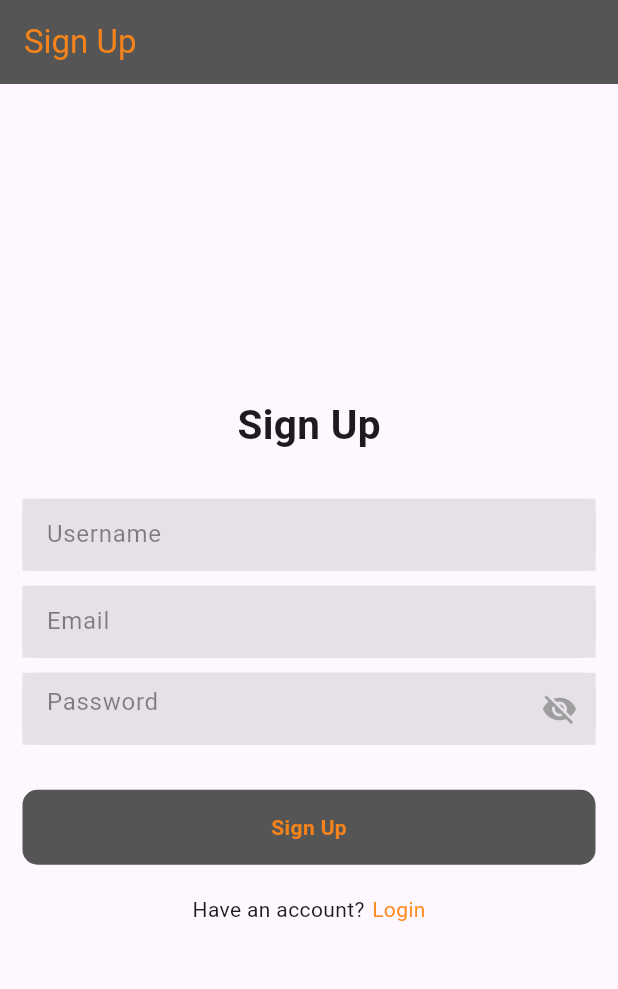
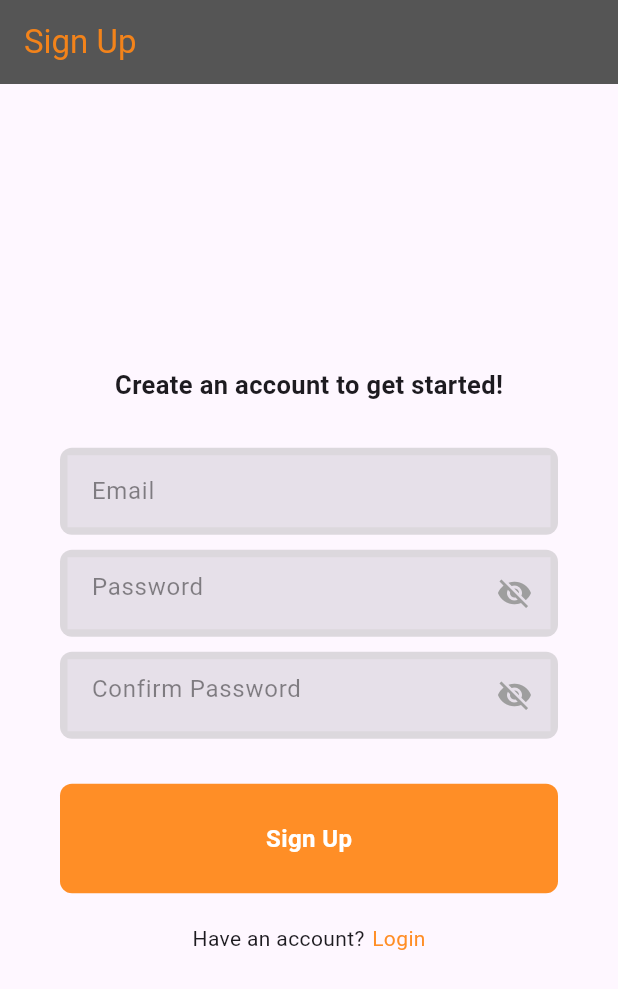
Before and after one commit to Walt-20/fusion-workout-flutter-app, a Flutter app: the screen it shows after launch, after a tap on "Sign Up", on a phone screen of 412 x 824 dp. Shown: the top 989 px of the screen. Run offline on Flutter 3.47's test engine with Material 3 defaults, Android fonts, the phone set to English and light mode, and no system bars; our stand-ins replace cloud_firestore, firebase_auth, firebase_core; accounts and stored records are empty; network calls fail.

Commit message:
rearranged login and signup functionality

```diff
--- /dev/null
+++ b/lib/features/user_auth/firebase_auth_implementation/auth_page.dart
@@ -0,0 +1,26 @@
+// ignore_for_file: prefer_const_constructors
+
+import 'package:firebase_auth/firebase_auth.dart';
+import 'package:flutter/material.dart';
+import 'package:fusion_workouts/features/user_auth/presentation/pages/dashboard_page.dart';
+import 'package:fusion_workouts/features/user_auth/presentation/pages/login_or_signup_page.dart';
+
+class AuthPage extends StatelessWidget {
+  const AuthPage({super.key});
+
+  @override
+  Widget build(BuildContext context) {
+    return Scaffold(
+      body: StreamBuilder<User?>(
+        stream: FirebaseAuth.instance.authStateChanges(),
+        builder: (context, snapshot) {
+          if (snapshot.hasData) {
+            return DashboardPage();
+          } else {
+            return LoginOrSignupPage();
+          }
+        },
+      ),
+    );
+  }
+}
--- /dev/null
+++ b/lib/features/user_auth/firebase_auth_implementation/entry.dart
@@ -0,0 +1,23 @@
+class Entry {
+  final String username;
+  final String email;
+  final String name;
+  final String phoneNumber;
+  final String age;
+  final String sex;
+  final String weight;
+  final String height;
+  final String availability;
+
+  Entry({
+    required this.username,
+    required this.email,
+    required this.name,
+    required this.phoneNumber,
+    required this.age,
+    required this.sex,
+    required this.weight,
+    required this.height,
+    required this.availability,
+  });
+}
--- /dev/null
+++ b/lib/features/user_auth/presentation/pages/login_or_signup_page.dart
@@ -0,0 +1,33 @@
+import 'package:flutter/material.dart';
+import 'package:fusion_workouts/features/user_auth/presentation/pages/login_page.dart';
+import 'package:fusion_workouts/features/user_auth/presentation/pages/signup_page.dart';
+
+class LoginOrSignupPage extends StatefulWidget {
+  const LoginOrSignupPage({super.key});
+
+  @override
+  State<LoginOrSignupPage> createState() => _LoginOrSignupPageState();
+}
+
+class _LoginOrSignupPageState extends State<LoginOrSignupPage> {
+  bool showLoginPage = true;
+
+  void togglePages() {
+    setState(() {
+      showLoginPage = !showLoginPage;
+    });
+  }
+
+  @override
+  Widget build(BuildContext context) {
+    if (showLoginPage) {
+      return LoginPage(
+        onTap: togglePages,
+      );
+    } else {
+      return SignUpPage(
+        onTap: togglePages,
+      );
+    }
+  }
+}
--- a/lib/features/user_auth/presentation/pages/login_page.dart
+++ b/lib/features/user_auth/presentation/pages/login_page.dart
@@ -1,15 +1,15 @@
 // ignore_for_file: prefer_const_constructors, prefer_const_literals_to_create_immutables
 
 import 'package:flutter/material.dart';
-import 'package:fusion_workouts/features/user_auth/presentation/pages/on_boarding.dart';
 import 'package:fusion_workouts/features/user_auth/presentation/widgets/form_container_widget.dart';
 import 'package:firebase_auth/firebase_auth.dart';
 import 'package:fusion_workouts/features/user_auth/firebase_auth_implementation/firebase_auth_services.dart';
-import 'dashboard.dart';
-import 'signup_page.dart';
+import 'package:fusion_workouts/features/user_auth/presentation/widgets/my_button.dart';
+import 'dashboard_page.dart';
 
 class LoginPage extends StatefulWidget {
-  const LoginPage({super.key});
+  final Function()? onTap;
+  const LoginPage({super.key, required this.onTap});
 
   @override
   State<LoginPage> createState() => _LoginPageState();
@@ -34,17 +34,19 @@ class _LoginPageState extends State<LoginPage> {
       body: Center(
         child: Padding(
           padding: const EdgeInsets.symmetric(horizontal: 15),
+          child: SingleChildScrollView(
             child: Column(
               mainAxisAlignment: MainAxisAlignment.center,
               children: [
                 Text(
-                "Login",
-                style: TextStyle(fontSize: 27, fontWeight: FontWeight.bold),
+                  "Welcome, get back to work!",
+                  style: TextStyle(fontSize: 17, fontWeight: FontWeight.bold),
                 ),
                 SizedBox(
                   height: 30,
                 ),
                 FormContainerWidget(
+                  fieldKey: Key("emailField"),
                   controller: _emailController,
                   hintText: "Email",
                   isPasswordField: false,
@@ -53,6 +55,7 @@ class _LoginPageState extends State<LoginPage> {
                   height: 10,
                 ),
                 FormContainerWidget(
+                  fieldKey: Key("passwordField"),
                   controller: _passwordController,
                   hintText: "Password",
                   isPasswordField: true,
@@ -60,25 +63,10 @@ class _LoginPageState extends State<LoginPage> {
                 SizedBox(
                   height: 30,
                 ),
-              GestureDetector(
-                key: Key('loginButton'),
+                MyButton(
+                  fieldKey: Key("loginButton"),
+                  text: "Login",
                   onTap: _login,
-                child: Container(
-                  width: double.infinity,
-                  height: 50,
-                  decoration: BoxDecoration(
-                    color: Color.fromARGB(255, 85, 85, 85),
-                    borderRadius: BorderRadius.circular(10),
-                  ),
-                  child: Center(
-                    child: Text(
-                      "Login",
-                      style: TextStyle(
-                          color: Color.fromARGB(237, 255, 134, 21),
-                          fontWeight: FontWeight.bold),
-                    ),
-                  ),
-                ),
                 ),
                 SizedBox(
                   height: 20,
@@ -92,12 +80,7 @@ class _LoginPageState extends State<LoginPage> {
                     ),
                     GestureDetector(
                       key: Key('signupButton'),
-                    onTap: () {
-                      Navigator.pushAndRemoveUntil(
-                          context,
-                          MaterialPageRoute(builder: (context) => SignUpPage()),
-                          (route) => false);
-                    },
+                      onTap: widget.onTap,
                       child: Text(
                         "Sign Up",
                         style: TextStyle(
@@ -111,6 +94,7 @@ class _LoginPageState extends State<LoginPage> {
             ),
           ),
         ),
+      ),
     );
   }
 
@@ -118,19 +102,34 @@ class _LoginPageState extends State<LoginPage> {
     String email = _emailController.text.trim();
     String password = _passwordController.text.trim();
 
+    showDialog(
+      context: context,
+      builder: (context) => Center(
+        child: CircularProgressIndicator(),
+      ),
+    );
+
     try {
       await _auth.signInWithEmailAndPassword(email, password);
-    } catch (e) {
-      print(e);
+      Navigator.pop(context);
+    } on FirebaseAuthException catch (e) {
+      Navigator.pop(context);
+      showAlertMessage(e.code);
+    }
   }
 
-    if (_auth.user != null) {
-      Navigator.pushAndRemoveUntil(
-          context,
-          MaterialPageRoute(builder: (context) => OnBoarding()),
-          (route) => false);
-    } else {
-      print("User Creation Failed");
+  void showAlertMessage(String message) {
+    showDialog(
+      context: context,
+      builder: (context) => AlertDialog(
+        backgroundColor: Color.fromARGB(237, 255, 134, 21),
+        title: Center(
+          child: Text(
+            message,
+            style: TextStyle(color: Colors.white),
+          ),
+        ),
+      ),
+    );
   }
 }
-}
--- a/lib/features/user_auth/presentation/pages/signup_page.dart
+++ b/lib/features/user_auth/presentation/pages/signup_page.dart
@@ -1,14 +1,18 @@
-// ignore_for_file: prefer_const_constructors, prefer_const_literals_to_create_immutables, prefer_final_fields
+// ignore_for_file: prefer_const_constructors, prefer_const_literals_to_create_immutables
 
-import 'package:firebase_auth/firebase_auth.dart';
 import 'package:flutter/material.dart';
-import 'package:fusion_workouts/features/user_auth/firebase_auth_implementation/firebase_auth_services.dart';
 import 'package:fusion_workouts/features/user_auth/presentation/pages/login_page.dart';
 import 'package:fusion_workouts/features/user_auth/presentation/pages/on_boarding.dart';
 import 'package:fusion_workouts/features/user_auth/presentation/widgets/form_container_widget.dart';
+import 'package:firebase_auth/firebase_auth.dart';
+import 'package:fusion_workouts/features/user_auth/firebase_auth_implementation/firebase_auth_services.dart';
+import 'package:fusion_workouts/features/user_auth/presentation/widgets/my_button.dart';
+import 'dashboard_page.dart';
+import 'signup_page.dart';
 
 class SignUpPage extends StatefulWidget {
-  const SignUpPage({super.key});
+  final Function()? onTap;
+  const SignUpPage({super.key, required this.onTap});
 
   @override
   State<SignUpPage> createState() => _SignUpPageState();
@@ -16,18 +20,10 @@ class SignUpPage extends StatefulWidget {
 
 class _SignUpPageState extends State<SignUpPage> {
   final FirebaseAuthService _auth = FirebaseAuthService();
-  TextEditingController _usernameController = TextEditingController();
-  TextEditingController _emailController = TextEditingController();
-  TextEditingController _passwordController = TextEditingController();
-
-  @override
-  void dispose() {
-    _usernameController.dispose();
-    _emailController.dispose();
-    _passwordController.dispose();
-    super.dispose();
-  }
-
+  final TextEditingController _emailController = TextEditingController();
+  final TextEditingController _passwordController = TextEditingController();
+  final TextEditingController _confirmPasswordController =
+      TextEditingController();
   @override
   Widget build(BuildContext context) {
     return Scaffold(
@@ -43,27 +39,18 @@ class _SignUpPageState extends State<SignUpPage> {
       body: Center(
         child: Padding(
           padding: const EdgeInsets.symmetric(horizontal: 15),
+          child: SingleChildScrollView(
             child: Column(
               mainAxisAlignment: MainAxisAlignment.center,
               children: [
                 Text(
-                "Sign Up",
-                style: TextStyle(fontSize: 27, fontWeight: FontWeight.bold),
+                  "Create an account to get started!",
+                  style: TextStyle(fontSize: 17, fontWeight: FontWeight.bold),
                 ),
                 SizedBox(
                   height: 30,
                 ),
                 FormContainerWidget(
-                key: Key('usernameField'),
-                controller: _usernameController,
-                hintText: "Username",
-                isPasswordField: false,
-              ),
-              SizedBox(
-                height: 10,
-              ),
-              FormContainerWidget(
-                key: Key('emailField'),
                   controller: _emailController,
                   hintText: "Email",
                   isPasswordField: false,
@@ -72,33 +59,24 @@ class _SignUpPageState extends State<SignUpPage> {
                   height: 10,
                 ),
                 FormContainerWidget(
-                key: Key('passwordField'),
                   controller: _passwordController,
                   hintText: "Password",
                   isPasswordField: true,
                 ),
                 SizedBox(
+                  height: 10,
+                ),
+                FormContainerWidget(
+                  controller: _confirmPasswordController,
+                  hintText: "Confirm Password",
+                  isPasswordField: true,
+                ),
+                SizedBox(
                   height: 30,
                 ),
-              GestureDetector(
-                key: Key('signupButton'),
+                MyButton(
+                  text: "Sign Up",
                   onTap: _signUp,
-                child: Container(
-                  width: double.infinity,
-                  height: 50,
-                  decoration: BoxDecoration(
-                    color: Color.fromARGB(255, 85, 85, 85),
-                    borderRadius: BorderRadius.circular(10),
-                  ),
-                  child: Center(
-                    child: Text(
-                      "Sign Up",
-                      style: TextStyle(
-                          color: Color.fromARGB(237, 255, 134, 21),
-                          fontWeight: FontWeight.bold),
-                    ),
-                  ),
-                ),
                 ),
                 SizedBox(
                   height: 20,
@@ -111,12 +89,7 @@ class _SignUpPageState extends State<SignUpPage> {
                       width: 5,
                     ),
                     GestureDetector(
-                    onTap: () {
-                      Navigator.pushAndRemoveUntil(
-                          context,
-                          MaterialPageRoute(builder: (context) => LoginPage()),
-                          (route) => false);
-                    },
+                      onTap: widget.onTap,
                       child: Text(
                         "Login",
                         style: TextStyle(
@@ -130,29 +103,56 @@ class _SignUpPageState extends State<SignUpPage> {
             ),
           ),
         ),
+      ),
     );
   }
 
   void _signUp() async {
-    String username = _usernameController.text;
-    String email = _emailController.text;
-    String password = _passwordController.text;
+    String email = _emailController.text.trim();
+    String password = _passwordController.text.trim();
+
+    showDialog(
+      context: context,
+      builder: (context) => Center(
+        child: CircularProgressIndicator(),
+      ),
+    );
 
     try {
-      await _auth.signUpWithEmailAndPassword(email, password);
-    } catch (e) {
-      print(e);
+      if (_passwordController.text == _confirmPasswordController.text) {
+        await FirebaseAuth.instance
+            .createUserWithEmailAndPassword(email: email, password: password);
+      } else {
+        showAlertMessage("Passwords do not match");
+      }
+      Navigator.pop(context);
+    } on FirebaseAuthException catch (e) {
+      Navigator.pop(context);
+      showAlertMessage(e.code);
     }
 
     if (_auth.user != null) {
-      User? user = _auth.user;
-      user?.updateDisplayName(username);
       Navigator.pushAndRemoveUntil(
           context,
           MaterialPageRoute(builder: (context) => OnBoarding()),
           (route) => false);
     } else {
-      print("No User!");
+      print("User Creation Failed");
     }
   }
+
+  void showAlertMessage(String message) {
+    showDialog(
+      context: context,
+      builder: (context) => AlertDialog(
+        backgroundColor: Color.fromARGB(237, 255, 134, 21),
+        title: Center(
+          child: Text(
+            message,
+            style: TextStyle(color: Colors.white),
+          ),
+        ),
+      ),
+    );
   }
+}
--- a/lib/features/user_auth/presentation/widgets/form_container_widget.dart
+++ b/lib/features/user_auth/presentation/widgets/form_container_widget.dart
@@ -38,10 +38,11 @@ class _FormContainerWidgetState extends State<FormContainerWidget> {
   @override
   Widget build(BuildContext context) {
     return Container(
-      width: double.infinity,
+      padding: const EdgeInsets.all(5),
+      margin: const EdgeInsets.symmetric(horizontal: 25),
       decoration: BoxDecoration(
         color: Colors.grey.withOpacity(.35),
-        borderRadius: BorderRadius.circular(10),
+        borderRadius: BorderRadius.circular(8),
       ),
       child: TextFormField(
         style: TextStyle(color: Colors.blue),
--- /dev/null
+++ b/lib/features/user_auth/presentation/widgets/my_button.dart
@@ -0,0 +1,34 @@
+import 'package:flutter/material.dart';
+
+class MyButton extends StatelessWidget {
+  final Function()? onTap;
+  final String text;
+  final Key? fieldKey;
+  const MyButton({super.key, this.onTap, required this.text, this.fieldKey});
+
+  @override
+  Widget build(BuildContext context) {
+    return GestureDetector(
+      onTap: onTap,
+      child: Container(
+        key: fieldKey,
+        padding: const EdgeInsets.all(25),
+        margin: const EdgeInsets.symmetric(horizontal: 25),
+        decoration: BoxDecoration(
+          color: Color.fromARGB(237, 255, 134, 21),
+          borderRadius: BorderRadius.circular(8),
+        ),
+        child: Center(
+          child: Text(
+            text,
+            style: const TextStyle(
+              color: Colors.white,
+              fontWeight: FontWeight.bold,
+              fontSize: 16,
+            ),
+          ),
+        ),
+      ),
+    );
+  }
+}
--- a/lib/main.dart
+++ b/lib/main.dart
@@ -3,7 +3,8 @@
 import 'package:flutter/material.dart';
 import 'package:firebase_core/firebase_core.dart';
 import 'package:fusion_workouts/features/app/splash_screen/splash_screen.dart';
-import 'package:fusion_workouts/features/user_auth/presentation/pages/dashboard.dart';
+import 'package:fusion_workouts/features/user_auth/firebase_auth_implementation/auth_page.dart';
+import 'package:fusion_workouts/features/user_auth/presentation/pages/dashboard_page.dart';
 import 'package:fusion_workouts/features/user_auth/presentation/pages/on_boarding.dart';
 import 'features/user_auth/presentation/pages/login_page.dart';
 import 'package:cloud_firestore/cloud_firestore.dart';
@@ -44,15 +45,13 @@ class MyApp extends StatelessWidget {
   // This widget is the root of your application.
   @override
   Widget build(BuildContext context) {
-    return MaterialApp(
+    return const MaterialApp(
       title: 'Fusion Workouts App',
       debugShowCheckedModeBanner: false,
-      home: SplashScreen(
-        child: LoginPage(),
-      ),
-      routes: {
-        '/onboarding': (context) => OnBoarding(),
-      },
+      // home: SplashScreen(
+      //   child: AuthPage(),
+      // ),
+      home: AuthPage(),
     );
   }
 }
```
Also changed, not shown: lib/features/user_auth/firebase_auth_implementation/firebase_auth_services.dart (+15 -0 lines), lib/features/user_auth/presentation/pages/dashboard.dart (deleted, +0 -25 lines), lib/features/user_auth/presentation/pages/dashboard_page.dart (added, +44 -0 lines), lib/features/user_auth/presentation/pages/on_boarding.dart (+61 -3 lines), 3 other files. Lines whose indentation alone changed are shown as unchanged.
